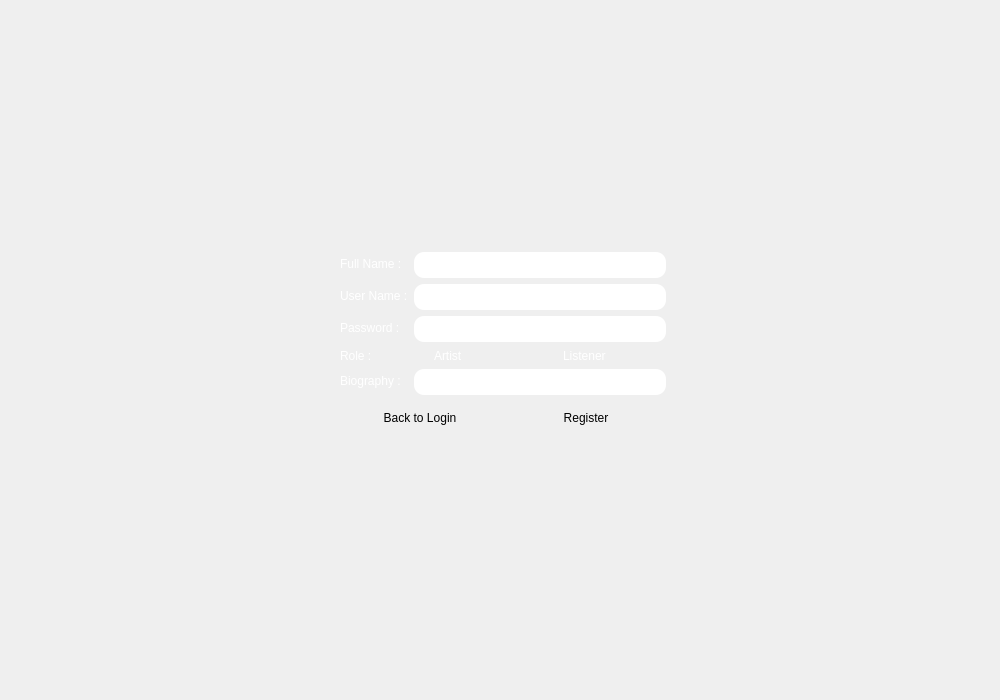
Before: the Qt Designer form registerwindow.ui in aminfooladi/QSpotify, drawn with Qt 5.
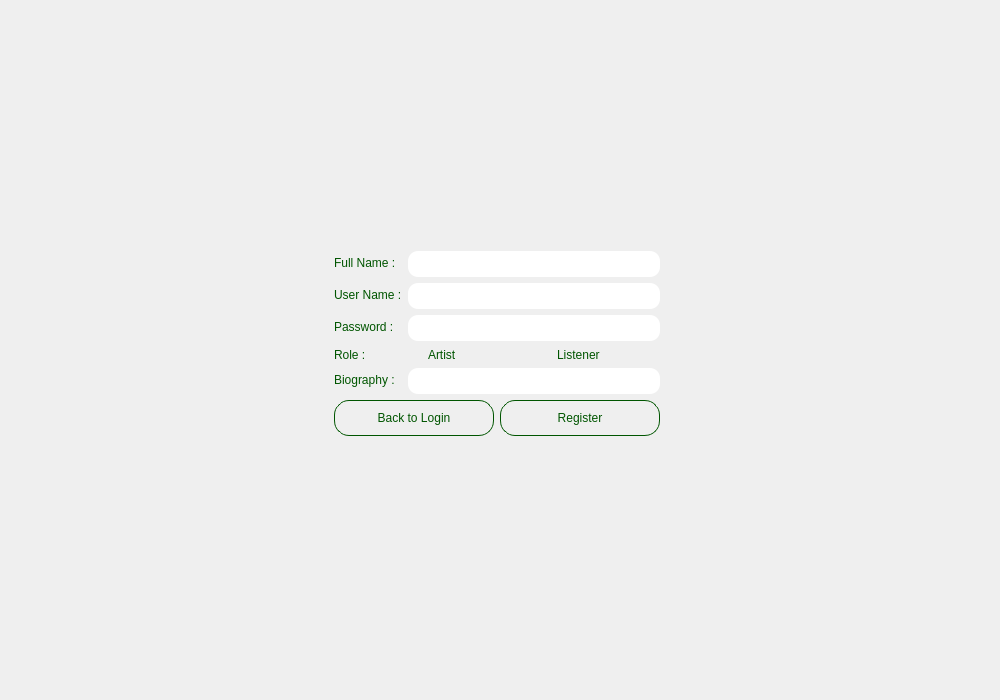
After: the same form once the commit is applied. Icons and pictures are not drawn.

Commit message: change background of all pages

Patch:
```diff
--- a/registerwindow.ui
+++ b/registerwindow.ui
@@ -64,7 +64,8 @@
       <item row="0" column="0">
        <widget class="QLabel" name="fullNameLabel">
         <property name="styleSheet">
-         <string notr="true">color: rgb(255, 255, 255);</string>
+         <string notr="true">background-size: cover;
+color: rgb(0, 85, 0);</string>
         </property>
         <property name="text">
          <string>Full Name :</string>
@@ -84,7 +85,8 @@
       <item row="1" column="0">
        <widget class="QLabel" name="userNameLabel">
         <property name="styleSheet">
-         <string notr="true">color: rgb(255, 255, 255);</string>
+         <string notr="true">background-size: cover;
+color: rgb(0, 85, 0);</string>
         </property>
         <property name="text">
          <string>User Name :</string>
@@ -104,7 +106,8 @@
       <item row="2" column="0">
        <widget class="QLabel" name="passwordLabel">
         <property name="styleSheet">
-         <string notr="true">color: rgb(255, 255, 255);</string>
+         <string notr="true">background-size: cover;
+color: rgb(0, 85, 0);</string>
         </property>
         <property name="text">
          <string>Password :</string>
@@ -124,7 +127,8 @@
       <item row="3" column="0">
        <widget class="QLabel" name="roleLabel">
         <property name="styleSheet">
-         <string notr="true">color: rgb(255, 255, 255);</string>
+         <string notr="true">background-size: cover;
+color: rgb(0, 85, 0);</string>
         </property>
         <property name="text">
          <string>Role :</string>
@@ -136,7 +140,7 @@
         <item>
          <widget class="QRadioButton" name="artistButton">
           <property name="styleSheet">
-           <string notr="true">color: rgb(255, 255, 255);
+           <string notr="true">color: rgb(0, 85, 0);
 background: transparent;
 border-radius: 10px;
 
@@ -151,7 +155,7 @@
         <item>
          <widget class="QRadioButton" name="listenerButton">
           <property name="styleSheet">
-           <string notr="true">color: rgb(255, 255, 255);
+           <string notr="true">color: rgb(0, 85, 0);
 background: transparent;
 border-radius: 10px;
 
@@ -168,7 +172,8 @@
       <item row="4" column="0">
        <widget class="QLabel" name="biographyLabel">
         <property name="styleSheet">
-         <string notr="true">color: rgb(255, 255, 255);</string>
+         <string notr="true">background-size: cover;
+color: rgb(0, 85, 0);</string>
         </property>
         <property name="text">
          <string>Biography :</string>
@@ -205,10 +210,11 @@
         <item>
          <widget class="QPushButton" name="backToLoginButton">
           <property name="styleSheet">
-           <string notr="true">background-image: url(:/images/background/images/witeBackground.png); 
+           <string notr="true">background-image: url(:/images/background/images/witeBackground.png);
+border: 1px solid rgb(0, 85, 0);
 border-radius: 15px;
 padding: 10px;
-</string>
+color: rgb(0, 85, 0);</string>
           </property>
           <property name="text">
            <string>Back to Login</string>
@@ -218,10 +224,11 @@
         <item>
          <widget class="QPushButton" name="registerButton">
           <property name="styleSheet">
-           <string notr="true">background-image: url(:/images/background/images/witeBackground.png); 
+           <string notr="true">background-image: url(:/images/background/images/witeBackground.png);
+border: 1px solid rgb(0, 85, 0);
 border-radius: 15px;
 padding: 10px;
-</string>
+color: rgb(0, 85, 0);</string>
           </property>
           <property name="text">
            <string>Register</string>
@@ -245,9 +252,9 @@
       </property>
      </spacer>
     </item>
-    <item row="0" column="0">
-     <layout class="QGridLayout" name="gridLayout_2">
-      <item row="1" column="0">
+    <item row="0" column="2">
+     <layout class="QGridLayout" name="gridLayout_2" columnstretch="5,4,0" rowminimumheight="0,0">
+      <item row="1" column="1">
        <spacer name="verticalSpacer_3">
         <property name="orientation">
          <enum>Qt::Orientation::Vertical</enum>
@@ -263,7 +270,7 @@
         </property>
        </spacer>
       </item>
-      <item row="0" column="0">
+      <item row="0" column="1">
        <widget class="QLabel" name="label">
         <property name="styleSheet">
          <string notr="true">image: url(:/images/logo/images/Logo.png);
@@ -275,13 +282,13 @@
         </property>
        </widget>
       </item>
-      <item row="0" column="1">
+      <item row="0" column="0">
        <spacer name="horizontalSpacer_3">
         <property name="orientation">
          <enum>Qt::Orientation::Horizontal</enum>
         </property>
         <property name="sizeType">
-         <enum>QSizePolicy::Policy::Fixed</enum>
+         <enum>QSizePolicy::Policy::Expanding</enum>
         </property>
         <property name="sizeHint" stdset="0">
          <size>
```
Left out of the diff: 4 changed lines with no effect on the pictures. The commit also changes 6 other files.
